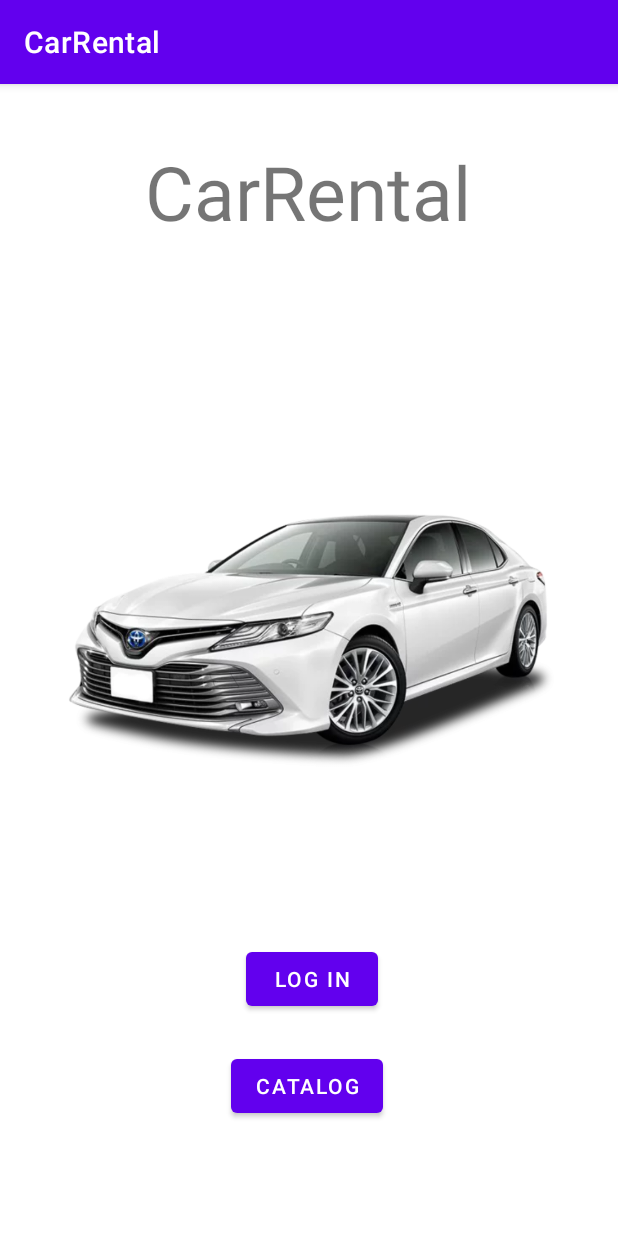
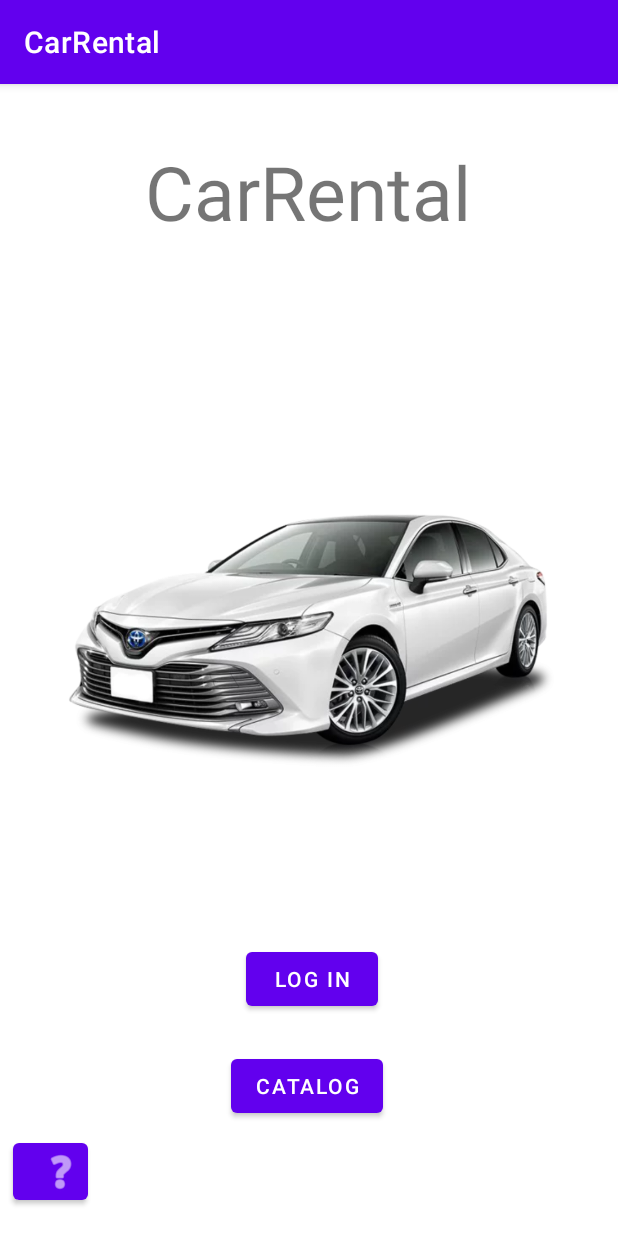
Before and after one commit to h200103012/CarRental1, an Android app: the screen it shows after launch (MainActivity), on a phone screen of 412 x 824 dp. Run offline under Robolectric (Android 15) with nearby library versions, the phone set to English and light mode, and no system bars.

Commit message:
add button

```diff
--- a/app/src/main/res/layout/activity_main.xml
+++ b/app/src/main/res/layout/activity_main.xml
@@ -67,4 +67,18 @@
         app:layout_constraintStart_toStartOf="parent"
         app:layout_constraintTop_toBottomOf="@+id/textView"
         app:srcCompat="@drawable/image_2022_10_25_22_09_47" />
+
+    <Button
+        android:id="@+id/button2"
+        android:layout_width="50dp"
+        android:layout_height="50dp"
+        android:layout_marginStart="8dp"
+        android:layout_marginTop="138dp"
+        android:layout_marginEnd="353dp"
+        android:layout_marginBottom="8dp"
+        app:icon="@android:drawable/ic_menu_help"
+        app:layout_constraintBottom_toBottomOf="parent"
+        app:layout_constraintEnd_toEndOf="parent"
+        app:layout_constraintStart_toStartOf="parent"
+        app:layout_constraintTop_toBottomOf="@+id/imageView2" />
 </androidx.constraintlayout.widget.ConstraintLayout>
```
